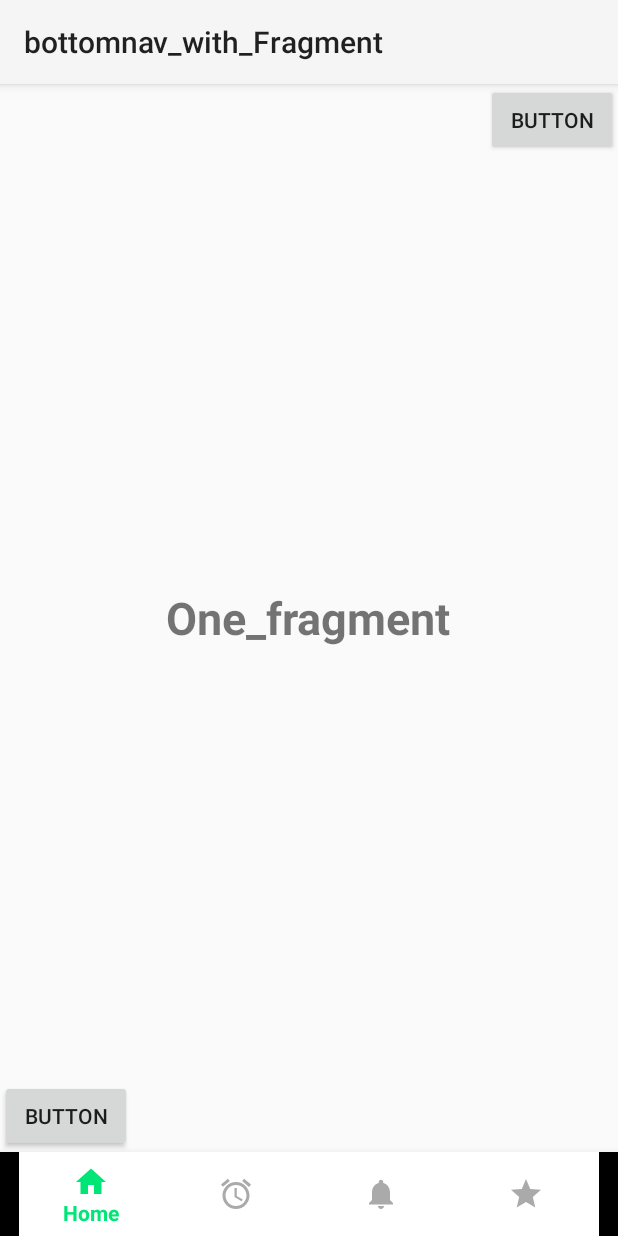
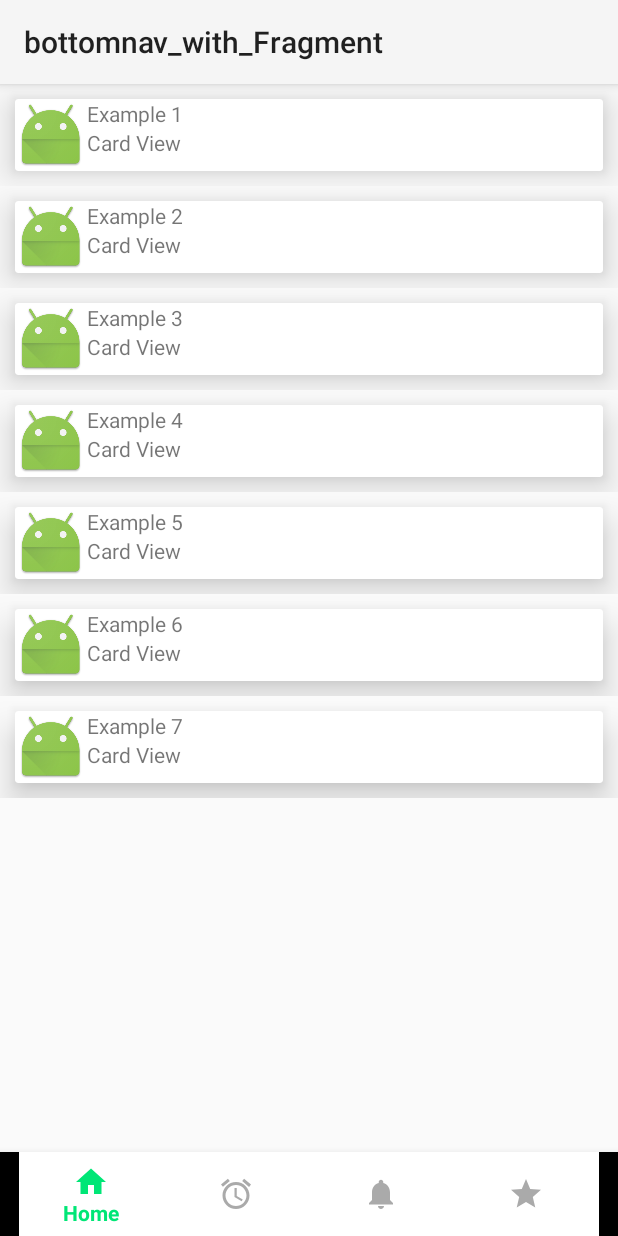
Before and after one commit to keeplone/bottomnav_with_Fragment, an Android app: the screen it shows after launch (MainActivity), on a phone screen of 412 x 824 dp. Run offline under Robolectric (Android 15) with nearby library versions, the phone set to English and light mode, and no system bars.

Commit message:
Recycle_View_Card_view

```diff
--- /dev/null
+++ b/app/src/main/java/com/example/zensea/bottomnav_with_fragment/Adapter/MyAdapter.java
@@ -0,0 +1,52 @@
+package com.example.zensea.bottomnav_with_fragment.Adapter;
+
+import android.support.v7.widget.CardView;
+import android.support.v7.widget.RecyclerView;
+import android.view.LayoutInflater;
+import android.view.View;
+import android.view.ViewGroup;
+import android.widget.TextView;
+
+import com.example.zensea.bottomnav_with_fragment.R;
+
+/**
+ * Created by Zensea on 14-Jul-17.
+ */
+
+public class MyAdapter extends RecyclerView.Adapter<MyAdapter.MyViewHolder> {
+
+    private String[] mDataset;
+
+    public  static class MyViewHolder extends RecyclerView.ViewHolder{
+
+        public CardView mCardView;
+        public TextView mTextView;
+        public MyViewHolder(View v){
+            super(v);
+
+            mCardView = (CardView) v.findViewById(R.id.card_view);
+            mTextView = (TextView) v.findViewById(R.id.tv_text);
+        }
+    }
+
+    public MyAdapter(String[] myDataset){
+        mDataset = myDataset;
+    }
+
+    @Override
+    public MyAdapter.MyViewHolder onCreateViewHolder(ViewGroup parent, int viewType){
+        View v = LayoutInflater.from(parent.getContext()).inflate(R.layout.card_item, parent, false);
+        MyViewHolder vh = new MyViewHolder(v);
+        return vh;
+    }
+
+    @Override
+    public void onBindViewHolder(MyViewHolder holder, int position){
+        holder.mTextView.setText(mDataset[position]);
+    }
+
+    @Override
+    public int getItemCount() {
+        return mDataset.length;
+    }
+}
--- a/app/src/main/java/com/example/zensea/bottomnav_with_fragment/OneFragment.java
+++ b/app/src/main/java/com/example/zensea/bottomnav_with_fragment/OneFragment.java
@@ -3,9 +3,14 @@ package com.example.zensea.bottomnav_with_fragment;
 
 import android.os.Bundle;
 import android.support.v4.app.Fragment;
+import android.support.v7.widget.LinearLayoutManager;
+import android.support.v7.widget.RecyclerView;
 import android.view.LayoutInflater;
 import android.view.View;
 import android.view.ViewGroup;
+import android.widget.LinearLayout;
+
+import com.example.zensea.bottomnav_with_fragment.Adapter.MyAdapter;
 
 
 /**
@@ -23,7 +28,17 @@ public class OneFragment extends Fragment {
     public View onCreateView(LayoutInflater inflater, ViewGroup container,
                              Bundle savedInstanceState) {
         // Inflate the layout for this fragment
-        return inflater.inflate(R.layout.fragment_one, container, false);
+        View rootView = inflater.inflate(R.layout.fragment_one, container, false);
+        RecyclerView rv = (RecyclerView) rootView.findViewById(R.id.rv_recycler_view);
+        rv.setHasFixedSize(true);
+        MyAdapter adapter = new MyAdapter(new String[]{"Example 1", "Example 2", "Example 3", "Example 4", "Example 5"
+                , "Example 6", "Example 7"});
+        rv.setAdapter(adapter);
+
+        LinearLayoutManager lim = new LinearLayoutManager(getActivity());
+        rv.setLayoutManager(lim);
+
+        return rootView;
     }
 
 }
--- /dev/null
+++ b/app/src/main/res/layout/card_item.xml
@@ -0,0 +1,45 @@
+<?xml version="1.0" encoding="utf-8"?>
+<RelativeLayout xmlns:android="http://schemas.android.com/apk/res/android"
+    android:layout_width="match_parent"
+    android:layout_height="68dp"
+    xmlns:card_view="http://schemas.android.com/tools"
+    xmlns:app="http://schemas.android.com/apk/res-auto">
+
+    <android.support.v7.widget.CardView
+        android:id="@+id/card_view"
+        android:layout_width="match_parent"
+        android:layout_height="62dp"
+        android:layout_margin="10dp"
+        card_view:cardCornerRadius="4dp"
+        app:cardElevation="14dp">
+
+        <RelativeLayout
+            android:layout_width="match_parent"
+            android:layout_height="match_parent">
+
+            <ImageView
+                android:layout_width="wrap_content"
+                android:layout_height="wrap_content"
+                android:id="@+id/iv_image"
+                android:src="@mipmap/ic_launcher"/>
+
+            <TextView
+                android:layout_width="wrap_content"
+                android:layout_height="wrap_content"
+                android:id="@+id/tv_text"
+                android:layout_toRightOf="@+id/iv_image"
+                android:gravity="center"/>
+
+            <TextView
+                android:layout_width="wrap_content"
+                android:layout_height="wrap_content"
+                android:id="@+id/tv_blah"
+                android:text="Card View"
+                android:layout_below="@id/tv_text"
+                android:layout_toRightOf="@id/iv_image"
+                android:layout_toEndOf="@id/iv_image"/>
+        </RelativeLayout>
+
+    </android.support.v7.widget.CardView>
+
+</RelativeLayout>
--- a/app/src/main/res/layout/fragment_one.xml
+++ b/app/src/main/res/layout/fragment_one.xml
@@ -1,31 +1,14 @@
-<FrameLayout xmlns:android="http://schemas.android.com/apk/res/android"
+<RelativeLayout xmlns:android="http://schemas.android.com/apk/res/android"
     xmlns:tools="http://schemas.android.com/tools"
     android:layout_width="match_parent"
     android:layout_height="match_parent"
     tools:context="com.example.zensea.bottomnav_with_fragment.OneFragment">
 
-    <!-- TODO: Update blank fragment layout -->
-    <TextView
-        android:layout_width="wrap_content"
-        android:layout_height="wrap_content"
-        android:text="One_fragment"
-        android:textStyle="bold"
-        android:textSize="30sp"
-        android:layout_gravity="center"/>
+    <android.support.v7.widget.RecyclerView
+        android:id="@+id/rv_recycler_view"
+        android:layout_width="match_parent"
+        android:layout_height="match_parent">
 
-    <Button
-        android:id="@+id/button"
-        android:layout_width="wrap_content"
-        android:layout_height="wrap_content"
-        android:text="Button"
-        android:layout_gravity="bottom"/>
+    </android.support.v7.widget.RecyclerView>
 
-    <Button
-        android:id="@+id/button2"
-        android:layout_width="wrap_content"
-        android:layout_height="wrap_content"
-        android:text="Button"
-        android:layout_gravity="end"/>
-
-
-</FrameLayout>
+</RelativeLayout>
```
